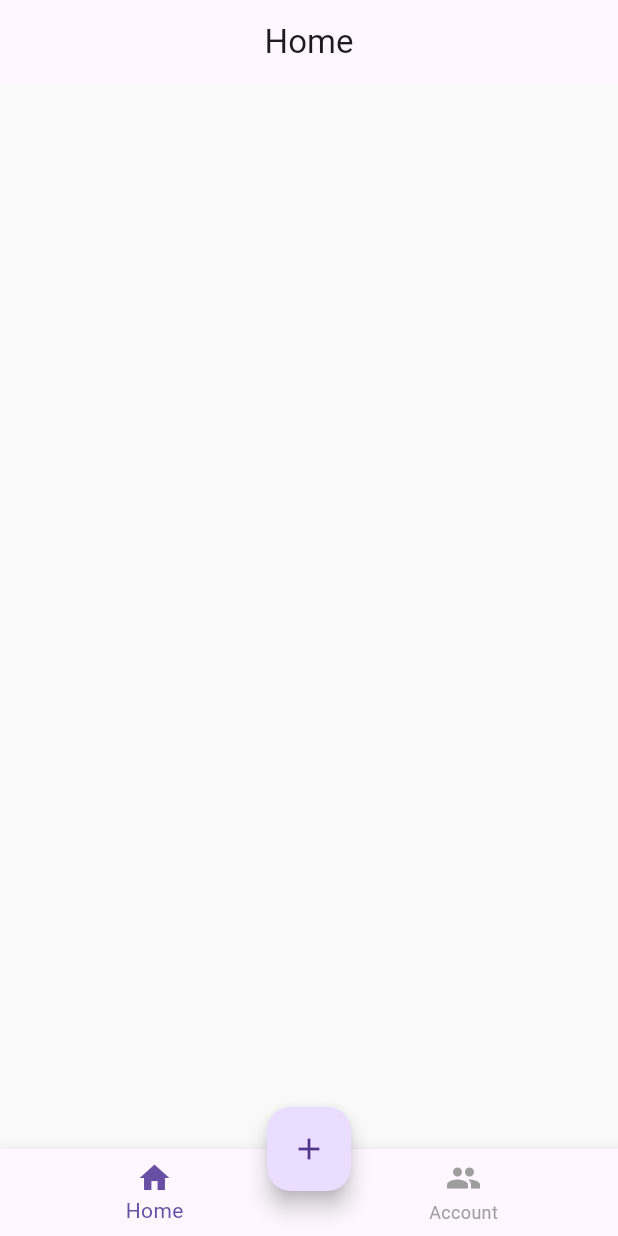
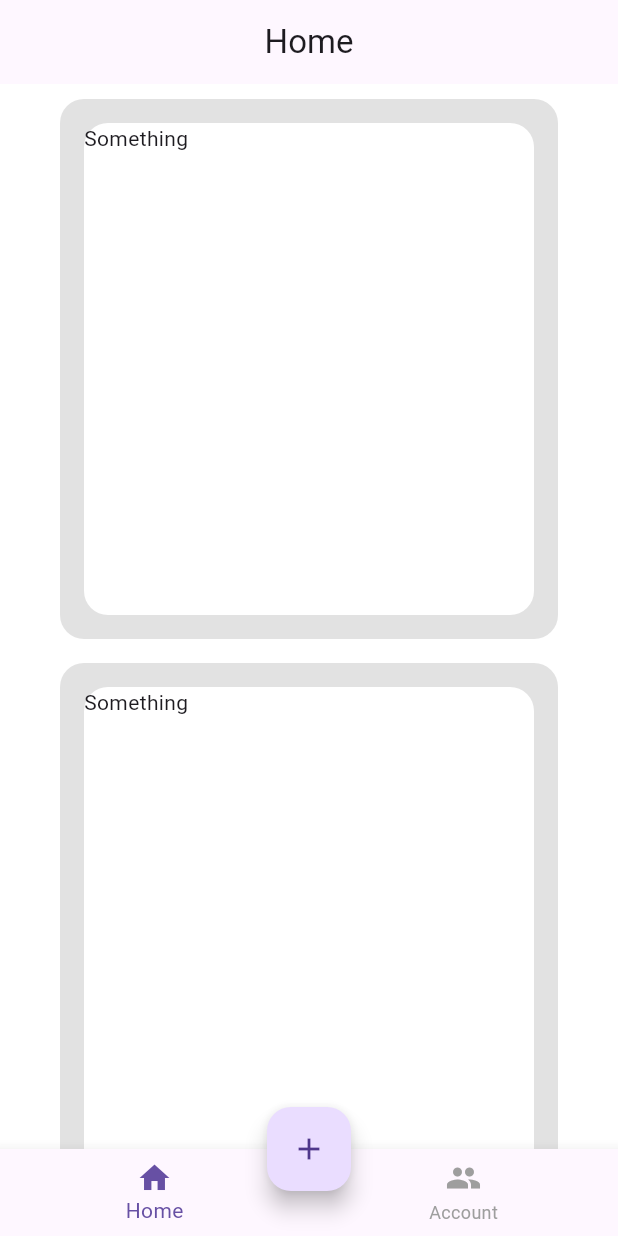
Before and after one commit to drunisa007/tuto_http, a Flutter app: the screen it shows after launch, on a phone screen of 412 x 824 dp. Run offline on Flutter 3.47's test engine with Material 2 defaults, Android fonts, the phone set to English and light mode, and no system bars; our stand-ins replace get.

Commit message:
creating post single design

```diff
--- a/lib/app/presentation/screens/home/home_screen.dart
+++ b/lib/app/presentation/screens/home/home_screen.dart
@@ -1,10 +1,24 @@
 import 'package:flutter/material.dart';
+import 'package:tuto_http/app/presentation/screens/home/post_single_design.dart';
+import 'package:tuto_http/app/service/app_data/data/constant_post.dart';
+import 'package:tuto_http/app/service/vos/post_vo.dart';
 
 class HomeScreen extends StatelessWidget {
   const HomeScreen({Key? key}) : super(key: key);
 
   @override
   Widget build(BuildContext context) {
-    return Container();
+    List<PostVo> mPostList = ConstantPost().getAllPost();
+
+    return ListView.builder(
+      padding: const EdgeInsets.symmetric(
+        vertical: 10,
+        horizontal: 40,
+      ),
+      itemBuilder: ((context, index) {
+        return const PostSingleDesign();
+      }),
+      itemCount: mPostList.length,
+    );
   }
 }
--- /dev/null
+++ b/lib/app/presentation/screens/home/post_single_design.dart
@@ -0,0 +1,13 @@
+import 'package:flutter/material.dart';
+import 'package:tuto_http/app/presentation/widgets/post_single_bg.dart';
+
+class PostSingleDesign extends StatelessWidget {
+  const PostSingleDesign({Key? key}) : super(key: key);
+
+  @override
+  Widget build(BuildContext context) {
+    return const PostSingleBg(
+      customChild: Text('Something'),
+    );
+  }
+}
--- a/lib/app/presentation/screens/main/main_screen.dart
+++ b/lib/app/presentation/screens/main/main_screen.dart
@@ -19,6 +19,7 @@ class MainScreen extends StatelessWidget {
         title: const Text('Home'),
         centerTitle: true,
       ),
+      backgroundColor: Colors.white,
       body: Obx(() {
         return IndexedStack(
           index: mMainController.bottomNavIndex.value,
--- /dev/null
+++ b/lib/app/presentation/widgets/post_single_bg.dart
@@ -0,0 +1,30 @@
+import 'package:flutter/material.dart';
+
+class PostSingleBg extends StatelessWidget {
+  final Widget customChild;
+
+  const PostSingleBg({
+    Key? key,
+    required this.customChild,
+  }) : super(key: key);
+
+  @override
+  Widget build(BuildContext context) {
+    return Container(
+      width: double.infinity,
+      margin: const EdgeInsets.only(bottom: 16),
+      height: 360,
+      decoration: BoxDecoration(
+          color: const Color.fromARGB(255, 226, 226, 226),
+          borderRadius: BorderRadius.circular(16)),
+      child: Container(
+        width: double.infinity,
+        margin: const EdgeInsets.all(16),
+        height: 360,
+        decoration: BoxDecoration(
+            color: Colors.white, borderRadius: BorderRadius.circular(16)),
+        child: customChild,
+      ),
+    );
+  }
+}
--- a/lib/app/service/app_data/data/constant_post.dart
+++ b/lib/app/service/app_data/data/constant_post.dart
@@ -1,8 +1,8 @@
 import 'package:tuto_http/app/service/vos/post_vo.dart';
 
 class ConstantPost {
-  Future<List<PostVo>> getAllPost() async {
-    await Future.delayed(const Duration(seconds: 1));
+   getAllPost()  {
+    //await Future.delayed(const Duration(seconds: 1));
 
     List<PostVo> dummyPostList = [
       PostVo(
--- /dev/null
+++ b/lib/app/service/services/post_service.dart
@@ -0,0 +1,5 @@
+
+
+class PostService{
+
+}
```
